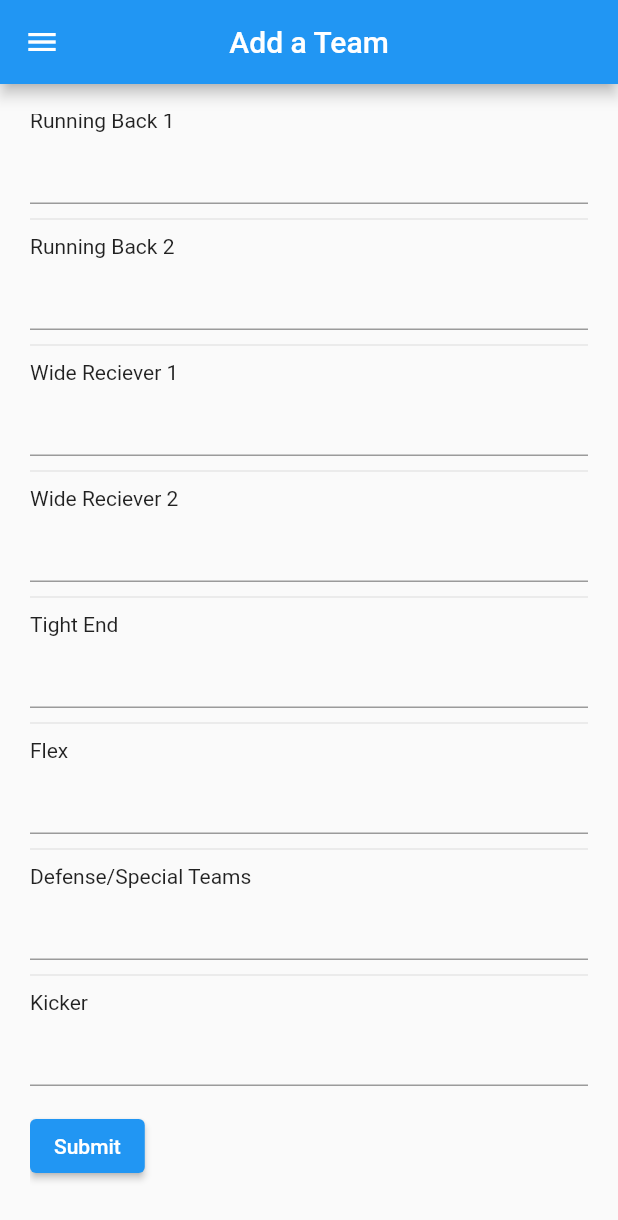
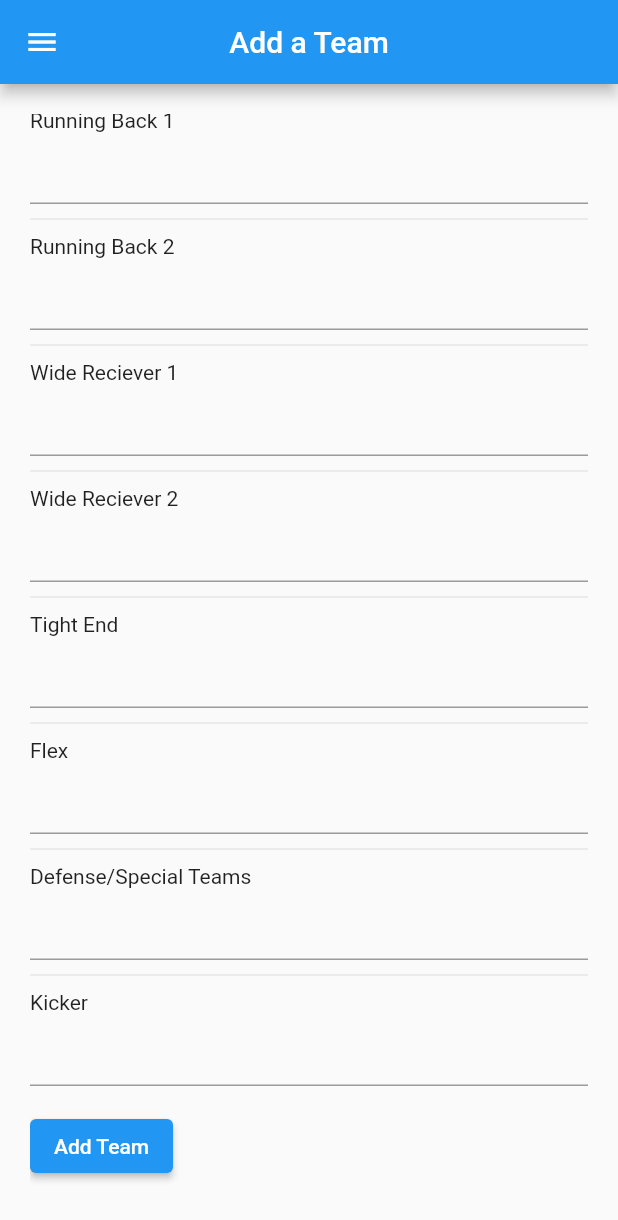
Before and after one commit to aryankapoorr/Fantasy-App, a Flutter app: the AddTeam screen opened by its route, scrolled down 88 dp, on a phone screen of 412 x 824 dp. Shown: the top 1220 px of the screen. Run offline on Flutter 3.47's test engine with Material 2 defaults, Android fonts, the phone set to English and light mode, and no system bars; our stand-ins replace firebase_core; accounts and stored records are empty.

```diff
--- a/lib/add_team.dart
+++ b/lib/add_team.dart
@@ -194,7 +194,7 @@ class _AddTeamState extends State<AddTeam> {
                             // Process data.
                           }
                         },
-                        child: const Text('Submit'),
+                        child: const Text('Add Team'),
                       ),
                     ),
                   ],
--- a/lib/main.dart
+++ b/lib/main.dart
@@ -2,8 +2,11 @@ import 'package:flutter/material.dart';
 import 'package:fantasy_app/drawer.dart';
 import 'package:fantasy_app/routes.dart';
 import './add_team.dart';
+import 'package:firebase_core/firebase_core.dart';
 
-void main() {
+Future<void> main() async {
+  await Firebase.initializeApp();
+
   runApp(const MyApp());
 }
 
--- a/pubspec.yaml
+++ b/pubspec.yaml
@@ -34,6 +34,7 @@ dependencies:
   # The following adds the Cupertino Icons font to your application.
   # Use with the CupertinoIcons class for iOS style icons.
   cupertino_icons: ^1.0.2
+  firebase_core: ^1.19.1
 
 dev_dependencies:
   flutter_test:
```
Also changed, not shown: lib/firebase_options.dart (added), pubspec.lock, 12 other files.
